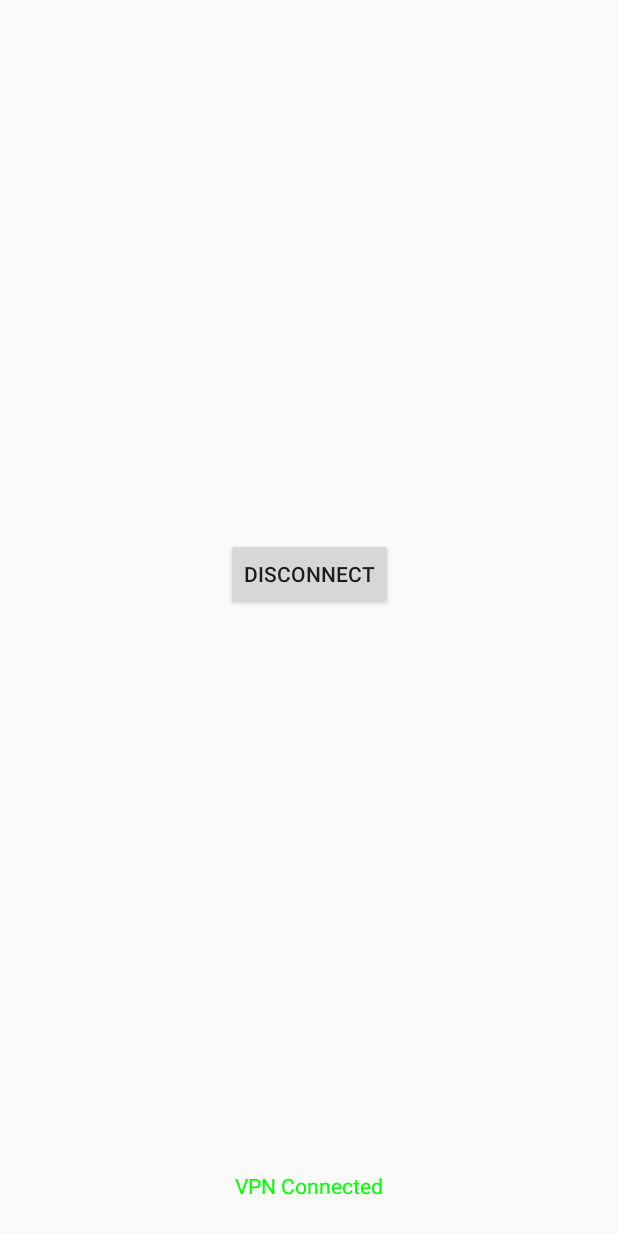
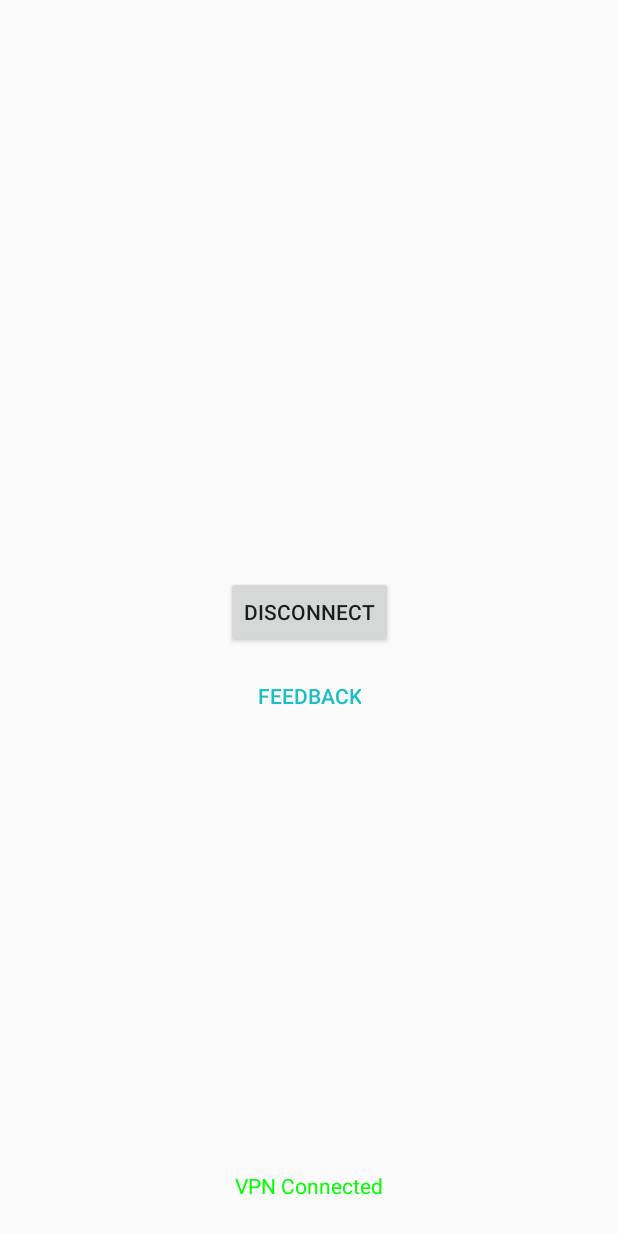
Before and after one commit to pinbraerts/BeerVPNAndro, an Android app: the screen it shows after launch (MainActivity), after a tap on "CONNECT", on a phone screen of 412 x 824 dp. Run offline under Robolectric (Android 15) with nearby library versions, the phone set to English and light mode, and no system bars.

Commit message:
Added Feedback Activity

```diff
--- a/app/build.gradle
+++ b/app/build.gradle
@@ -24,7 +24,7 @@ android {
 
 dependencies {
     implementation fileTree(dir: 'libs', include: ['*.jar'])
-    implementation"org.jetbrains.kotlin:kotlin-stdlib-jdk7:$kotlin_version"
+    implementation "org.jetbrains.kotlin:kotlin-stdlib-jdk7:$kotlin_version"
     implementation 'com.android.support:appcompat-v7:27.1.1'
     implementation 'com.android.support.constraint:constraint-layout:1.1.0'
 }
--- a/app/src/main/AndroidManifest.xml
+++ b/app/src/main/AndroidManifest.xml
@@ -16,6 +16,7 @@
                 <category android:name="android.intent.category.LAUNCHER" />
             </intent-filter>
         </activity>
+        <activity android:name=".FeedbackActivity"></activity>
     </application>
 
 </manifest>
--- a/app/src/main/java/com/beervpn/beervpnandro/MainActivity.kt
+++ b/app/src/main/java/com/beervpn/beervpnandro/MainActivity.kt
@@ -1,5 +1,6 @@
 package com.beervpn.beervpnandro
 
+import android.content.Intent
 import android.support.v7.app.AppCompatActivity
 import android.os.Bundle
 import android.view.View
@@ -27,7 +28,7 @@ class MainActivity : AppCompatActivity(), View.OnClickListener {
                 }
                 MainActivity.State.Connecting -> {
                     txt.setText(R.string.connecting)
-                    btn.setText(R.string.disconnect)
+                    btn.setText(android.R.string.cancel)
                     prb.visibility = View.VISIBLE
                 }
                 MainActivity.State.Disconnected -> {
@@ -91,5 +92,9 @@ class MainActivity : AppCompatActivity(), View.OnClickListener {
 
         txt = findViewById(R.id.lbl_connection)
         prb = findViewById(R.id.prb_connection)
+
+        findViewById<Button>(R.id.btn_feedback).setOnClickListener {
+            startActivity(Intent(this, FeedbackActivity::class.java))
+        }
     }
 }
--- a/app/src/main/res/layout/activity_main.xml
+++ b/app/src/main/res/layout/activity_main.xml
@@ -8,6 +8,7 @@
 
     <Button
         android:id="@+id/btn_connect"
+        style="@style/Widget.AppCompat.Button"
         android:layout_width="wrap_content"
         android:layout_height="wrap_content"
         android:layout_marginBottom="8dp"
@@ -15,7 +16,7 @@
         android:layout_marginStart="8dp"
         android:layout_marginTop="8dp"
         android:text="@string/connect"
-        app:layout_constraintBottom_toTopOf="@+id/indicators_holder"
+        app:layout_constraintBottom_toBottomOf="@+id/indicators_holder"
         app:layout_constraintEnd_toEndOf="parent"
         app:layout_constraintStart_toStartOf="parent"
         app:layout_constraintTop_toTopOf="parent" />
@@ -49,4 +50,17 @@
 
     </LinearLayout>
 
+    <Button
+        android:id="@+id/btn_feedback"
+        style="@style/Widget.AppCompat.Button.Borderless.Colored"
+        android:layout_width="wrap_content"
+        android:layout_height="wrap_content"
+        android:layout_marginEnd="8dp"
+        android:layout_marginStart="8dp"
+        android:layout_marginTop="8dp"
+        android:text="@string/feedback"
+        app:layout_constraintEnd_toEndOf="parent"
+        app:layout_constraintStart_toStartOf="parent"
+        app:layout_constraintTop_toBottomOf="@+id/btn_connect" />
+
 </android.support.constraint.ConstraintLayout>
--- a/app/src/main/res/values/colors.xml
+++ b/app/src/main/res/values/colors.xml
@@ -2,5 +2,5 @@
 <resources>
     <color name="colorPrimary">#3F51B5</color>
     <color name="colorPrimaryDark">#303F9F</color>
-    <color name="colorAccent">#40ffe9</color>
+    <color name="colorAccent">#1cbec4</color>
 </resources>
--- a/app/src/main/res/values/strings.xml
+++ b/app/src/main/res/values/strings.xml
@@ -1,8 +1,9 @@
 <resources>
-    <string name="app_name">BeerVPNAndro</string>
+    <string name="app_name" translatable="false">BeerVPNAndro</string>
     <string name="connect">Connect</string>
     <string name="connecting"><font color="yellow">Connecting to VPN…</font></string>
     <string name="disconnected"><font color="red">VPN Disconnected</font></string>
     <string name="connected"><font color="green">VPN Connected</font></string>
     <string name="disconnect">Disconnect</string>
+    <string name="feedback">Feedback</string>
 </resources>
```
